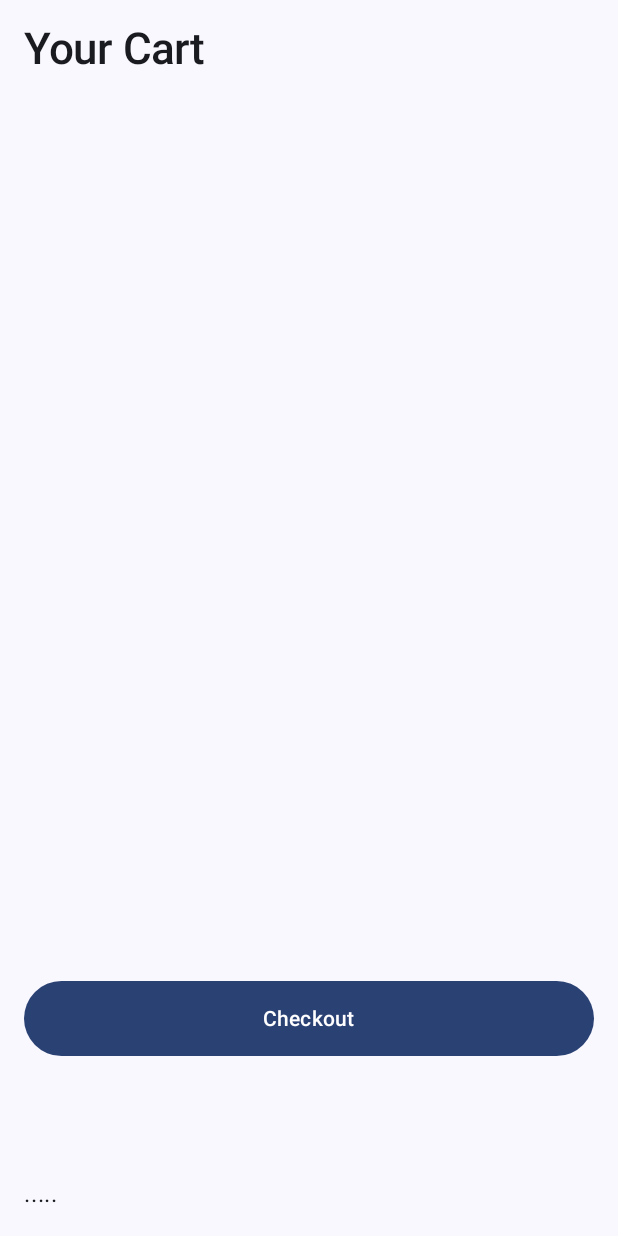
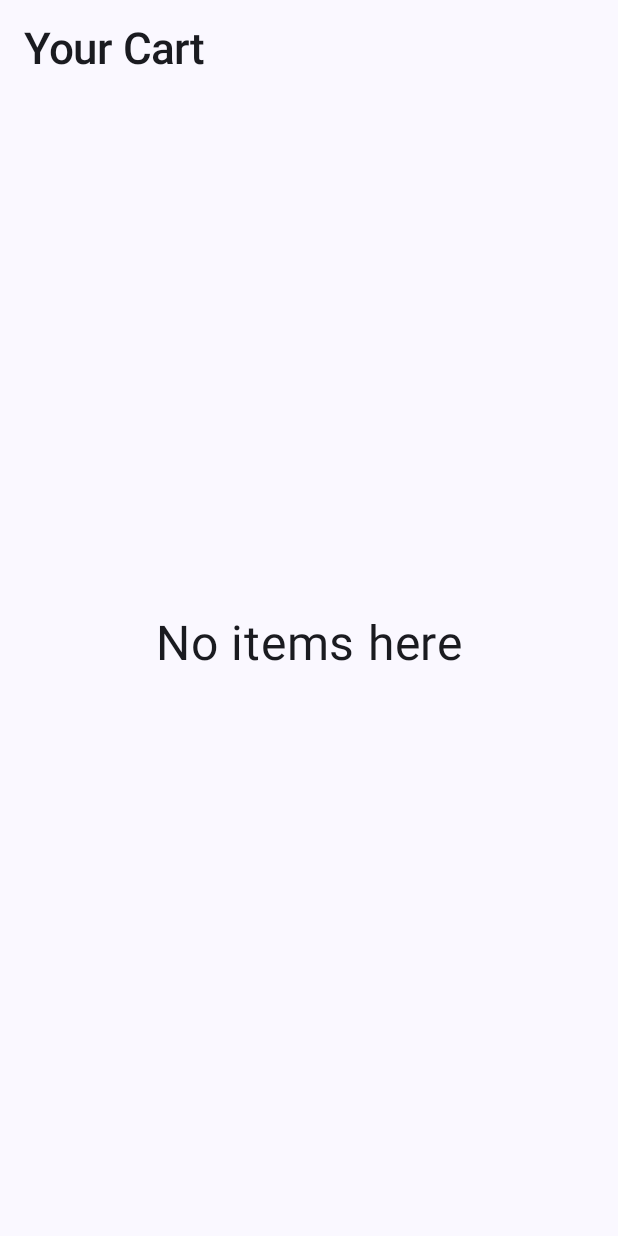
Before and after one commit to Sunny914/RoofMart-ECommerce, an Android app built with Jetpack Compose: the composable CartPage shown on its own in the app's theme, on a phone screen of 412 x 824 dp. Run offline under Robolectric (Android 15) with nearby library versions, the phone set to English and light mode, and no system bars; our stand-ins replace Firebase (no records; nobody signed in at launch, a user with empty details on screens opened directly); libraries missing offline, so code that uses them is left out: com.tbuonomo.viewpagerdotsindicator; 3 statements that could not run were skipped.

Commit message:
CHECKOUT

```diff
--- a/app/src/main/java/com/sunny/roofmart/pages/CartPage.kt
+++ b/app/src/main/java/com/sunny/roofmart/pages/CartPage.kt
@@ -1,5 +1,6 @@
 package com.sunny.roofmart.pages
 
+import androidx.compose.foundation.layout.Arrangement
 import androidx.compose.foundation.layout.Column
 import androidx.compose.foundation.layout.Spacer
 import androidx.compose.foundation.layout.fillMaxSize
@@ -16,6 +17,7 @@ import androidx.compose.runtime.DisposableEffect
 import androidx.compose.runtime.LaunchedEffect
 import androidx.compose.runtime.mutableStateOf
 import androidx.compose.runtime.remember
+import androidx.compose.ui.Alignment
 import androidx.compose.ui.Modifier
 import androidx.compose.ui.text.TextStyle
 import androidx.compose.ui.text.font.FontWeight
@@ -65,6 +67,9 @@ fun CartPage(modifier: Modifier = Modifier){
             )
         )
 
+
+        if(userModel.value.cartItems.isNotEmpty()){
+
             LazyColumn(
                 modifier = Modifier.weight(1f)
             ) {
@@ -91,6 +96,17 @@ fun CartPage(modifier: Modifier = Modifier){
 
             Text(text = ".....")
         }
+        else{
+            Column(
+                modifier = Modifier.fillMaxSize(),
+                verticalArrangement = Arrangement.Center,
+                horizontalAlignment = Alignment.CenterHorizontally
+            ) {
+                Text(text = "No items here", fontSize = 32.sp)
+            }
+        }
+
+    }
 
 
 
```
Also changed, not shown: app/src/main/java/com/sunny/roofmart/AppUtil.kt (+35 -0 lines), app/src/main/java/com/sunny/roofmart/MainActivity.kt (+16 -1 lines), app/src/main/java/com/sunny/roofmart/model/OrderModel.kt (added, +12 -0 lines). Lines whose indentation alone changed are shown as unchanged.
